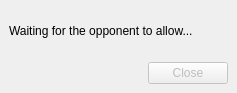
Above: forms/waitdialog.ui from equation314/Gomoku before the change. Below: the same form after it.
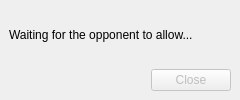
That is the form after the change.

What changed in the file:
```diff
--- a/forms/waitdialog.ui
+++ b/forms/waitdialog.ui
@@ -6,10 +6,22 @@
    <rect>
     <x>0</x>
     <y>0</y>
-    <width>237</width>
-    <height>93</height>
+    <width>240</width>
+    <height>100</height>
    </rect>
   </property>
+  <property name="minimumSize">
+   <size>
+    <width>240</width>
+    <height>100</height>
+   </size>
+  </property>
+  <property name="sizeIncrement">
+   <size>
+    <width>240</width>
+    <height>100</height>
+   </size>
+  </property>
   <property name="windowTitle">
    <string>Waiting...</string>
   </property>
```
